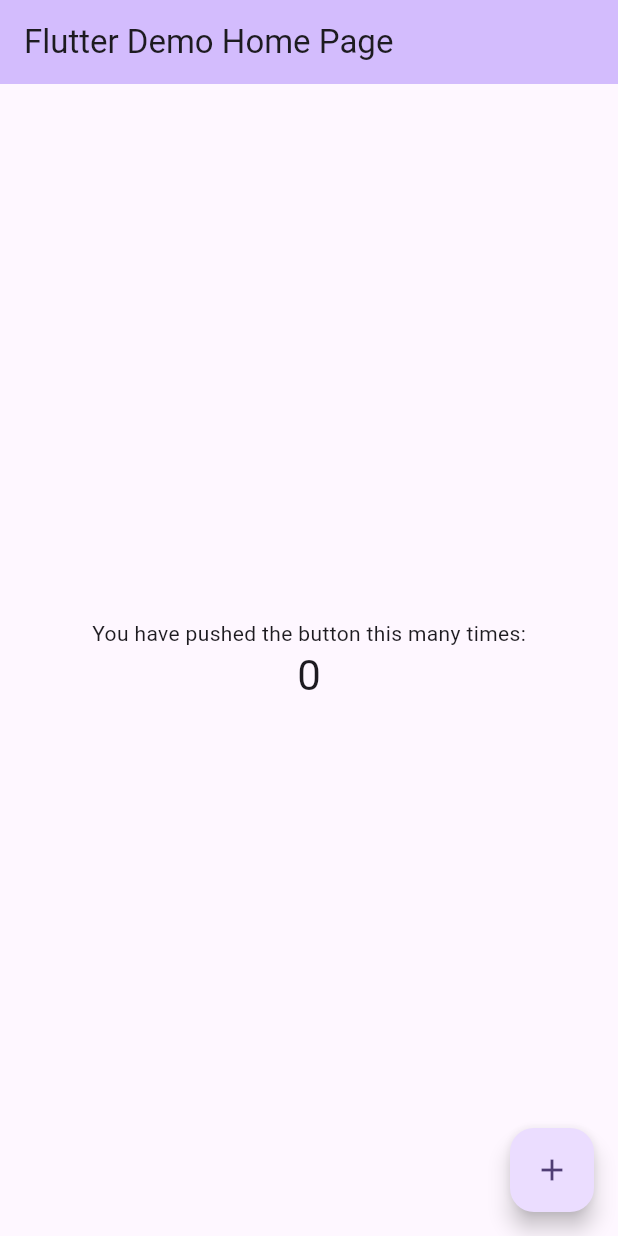
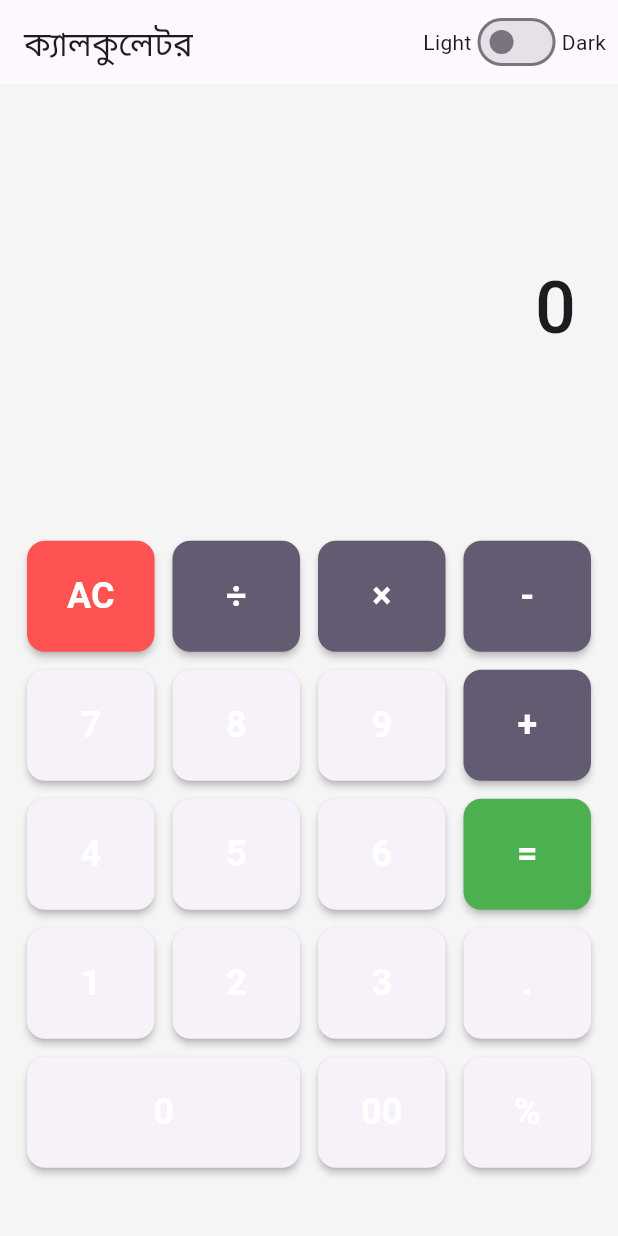
Before and after one commit to junayed-hassan/AssignmentForModule12, a Flutter app: the screen it shows after launch, on a phone screen of 412 x 824 dp. Run offline on Flutter 3.47's test engine with Material 3 defaults, Android fonts, the phone set to English and light mode, and no system bars; our stand-ins replace shared_preferences.

Commit message:
Flutter Calculator App

```diff
--- a/lib/main.dart
+++ b/lib/main.dart
@@ -1,122 +1,358 @@
 import 'package:flutter/material.dart';
+import 'package:shared_preferences/shared_preferences.dart';
 
-void main() {
-  runApp(const MyApp());
+void main() async {
+  WidgetsFlutterBinding.ensureInitialized();
+  final prefs = await SharedPreferences.getInstance();
+  final savedDark = prefs.getBool('isDark') ?? false;
+  runApp(CalculatorApp(initialDark: savedDark));
 }
 
-class MyApp extends StatelessWidget {
-  const MyApp({super.key});
+class CalculatorApp extends StatefulWidget {
+  final bool initialDark;
+  const CalculatorApp({Key? key, required this.initialDark}) : super(key: key);
 
-  // This widget is the root of your application.
+  @override
+  State<CalculatorApp> createState() => _CalculatorAppState();
+}
+
+class _CalculatorAppState extends State<CalculatorApp> {
+  late bool _isDark;
+
+  @override
+  void initState() {
+    super.initState();
+    _isDark = widget.initialDark;
+  }
+
+  void _toggleTheme(bool value) async {
+    setState(() => _isDark = value);
+    final prefs = await SharedPreferences.getInstance();
+    await prefs.setBool('isDark', _isDark);
+  }
+
   @override
   Widget build(BuildContext context) {
     return MaterialApp(
-      title: 'Flutter Demo',
+      debugShowCheckedModeBanner: false,
+      title: 'Flutter Calculator',
+      themeMode: _isDark ? ThemeMode.dark : ThemeMode.light,
       theme: ThemeData(
-        // This is the theme of your application.
-        //
-        // TRY THIS: Try running your application with "flutter run". You'll see
-        // the application has a purple toolbar. Then, without quitting the app,
-        // try changing the seedColor in the colorScheme below to Colors.green
-        // and then invoke "hot reload" (save your changes or press the "hot
-        // reload" button in a Flutter-supported IDE, or press "r" if you used
-        // the command line to start the app).
-        //
-        // Notice that the counter didn't reset back to zero; the application
-        // state is not lost during the reload. To reset the state, use hot
-        // restart instead.
-        //
-        // This works for code too, not just values: Most code changes can be
-        // tested with just a hot reload.
-        colorScheme: ColorScheme.fromSeed(seedColor: Colors.deepPurple),
+        brightness: Brightness.light,
+        primarySwatch: Colors.indigo,
+        scaffoldBackgroundColor: Colors.grey[100],
       ),
-      home: const MyHomePage(title: 'Flutter Demo Home Page'),
+      darkTheme: ThemeData(
+        brightness: Brightness.dark,
+        primarySwatch: Colors.indigo,
+        scaffoldBackgroundColor: Colors.black,
+      ),
+      home: CalculatorPage(isDark: _isDark, onThemeChanged: _toggleTheme),
     );
   }
 }
 
-class MyHomePage extends StatefulWidget {
-  const MyHomePage({super.key, required this.title});
+class CalculatorPage extends StatefulWidget {
+  final bool isDark;
+  final ValueChanged<bool> onThemeChanged;
 
-  // This widget is the home page of your application. It is stateful, meaning
-  // that it has a State object (defined below) that contains fields that affect
-  // how it looks.
-
-  // This class is the configuration for the state. It holds the values (in this
-  // case the title) provided by the parent (in this case the App widget) and
-  // used by the build method of the State. Fields in a Widget subclass are
-  // always marked "final".
-
-  final String title;
+  const CalculatorPage({
+    Key? key,
+    required this.isDark,
+    required this.onThemeChanged,
+  }) : super(key: key);
 
   @override
-  State<MyHomePage> createState() => _MyHomePageState();
+  State<CalculatorPage> createState() => _CalculatorPageState();
 }
 
-class _MyHomePageState extends State<MyHomePage> {
-  int _counter = 0;
+class _CalculatorPageState extends State<CalculatorPage> {
+  String _display = '0';
+  String _lastPressed = '';
+  double? _firstOperand;
+  String? _operator;
+  bool _shouldClearDisplayOnNextDigit = false;
 
-  void _incrementCounter() {
+  static const List<String> operators = ['+', '-', '×', '÷'];
+
+  void _onDigitPressed(String digit) {
     setState(() {
-      // This call to setState tells the Flutter framework that something has
-      // changed in this State, which causes it to rerun the build method below
-      // so that the display can reflect the updated values. If we changed
-      // _counter without calling setState(), then the build method would not be
-      // called again, and so nothing would appear to happen.
-      _counter++;
+      if (_shouldClearDisplayOnNextDigit || _display == '0') {
+        _display = digit;
+        _shouldClearDisplayOnNextDigit = false;
+      } else {
+        _display += digit;
+      }
+      _lastPressed = 'digit';
     });
+  }
+
+  void _onDecimalPressed() {
+    setState(() {
+      if (_shouldClearDisplayOnNextDigit) {
+        _display = '0.';
+        _shouldClearDisplayOnNextDigit = false;
+        _lastPressed = '.';
+        return;
+      }
+      if (!_display.contains('.')) {
+        _display += '.';
+      }
+      _lastPressed = '.';
+    });
+  }
+
+  void _onAllClear() {
+    setState(() {
+      _display = '0';
+      _firstOperand = null;
+      _operator = null;
+      _lastPressed = '';
+      _shouldClearDisplayOnNextDigit = false;
+    });
+  }
+
+  void _onOperatorPressed(String op) {
+    setState(() {
+      // Prevent multiple operators in a row: if last was operator, replace it
+      if (_lastPressed == 'operator') {
+        _operator = op;
+        return;
+      }
+
+      // If there's an existing operator, compute first
+      if (_operator != null && _firstOperand != null) {
+        _compute();
+      } else {
+        _firstOperand = double.tryParse(_display);
+      }
+
+      _operator = op;
+      _shouldClearDisplayOnNextDigit = true;
+      _lastPressed = 'operator';
+    });
+  }
+
+  void _onEqualPressed() {
+    setState(() {
+      if (_operator == null || _firstOperand == null) return;
+      _compute();
+      _operator = null;
+      _firstOperand = null;
+      _lastPressed = 'equal';
+      _shouldClearDisplayOnNextDigit = true;
+    });
+  }
+
+  void _compute() {
+    final secondOperand = double.tryParse(_display) ?? 0;
+    double result = 0;
+    switch (_operator) {
+      case '+':
+        result = (_firstOperand ?? 0) + secondOperand;
+        break;
+      case '-':
+        result = (_firstOperand ?? 0) - secondOperand;
+        break;
+      case '×':
+        result = (_firstOperand ?? 0) * secondOperand;
+        break;
+      case '÷':
+        if (secondOperand == 0) {
+          _display = 'Error';
+          _firstOperand = null;
+          _operator = null;
+          _shouldClearDisplayOnNextDigit = true;
+          return;
+        }
+        result = (_firstOperand ?? 0) / secondOperand;
+        break;
+      default:
+        return;
+    }
+
+    // Format result: remove trailing .0 when possible
+    String text;
+    if (result % 1 == 0) {
+      text = result.toInt().toString();
+    } else {
+      // limit to reasonable decimal places
+      text = result.toStringAsPrecision(12);
+      // remove trailing zeros and possible trailing dot
+      text = double.parse(text).toString();
+    }
+
+    _display = text;
+    _firstOperand = double.tryParse(_display);
+  }
+
+  Widget _buildButton(
+    String label, {
+    double flex = 1,
+    Color? color,
+    VoidCallback? onTap,
+  }) {
+    final theme = Theme.of(context);
+    final isOperator = operators.contains(label) || label == '=';
+
+    return Expanded(
+      flex: flex.toInt(),
+      child: Padding(
+        padding: const EdgeInsets.all(6.0),
+        child: ElevatedButton(
+          style: ElevatedButton.styleFrom(
+            padding: const EdgeInsets.all(20),
+            shape: RoundedRectangleBorder(
+              borderRadius: BorderRadius.circular(12),
+            ),
+            backgroundColor:
+                color ?? (isOperator ? theme.colorScheme.secondary : null),
+            foregroundColor: theme.colorScheme.onPrimary,
+            elevation: 2,
+          ),
+          onPressed: onTap,
+          child: Text(
+            label,
+            style: const TextStyle(fontSize: 24, fontWeight: FontWeight.w600),
+          ),
+        ),
+      ),
+    );
   }
 
   @override
   Widget build(BuildContext context) {
-    // This method is rerun every time setState is called, for instance as done
-    // by the _incrementCounter method above.
-    //
-    // The Flutter framework has been optimized to make rerunning build methods
-    // fast, so that you can just rebuild anything that needs updating rather
-    // than having to individually change instances of widgets.
+    final media = MediaQuery.of(context);
+    final isPortrait = media.orientation == Orientation.portrait;
+
     return Scaffold(
       appBar: AppBar(
-        // TRY THIS: Try changing the color here to a specific color (to
-        // Colors.amber, perhaps?) and trigger a hot reload to see the AppBar
-        // change color while the other colors stay the same.
-        backgroundColor: Theme.of(context).colorScheme.inversePrimary,
-        // Here we take the value from the MyHomePage object that was created by
-        // the App.build method, and use it to set our appbar title.
-        title: Text(widget.title),
+        title: const Text('ক্যালকুলেটর'),
+        actions: [
+          Row(
+            children: [
+              const Text('Light'),
+              Switch(value: widget.isDark, onChanged: widget.onThemeChanged),
+              const Text('Dark'),
+              const SizedBox(width: 8),
+            ],
+          ),
+        ],
       ),
-      body: Center(
-        // Center is a layout widget. It takes a single child and positions it
-        // in the middle of the parent.
-        child: Column(
-          // Column is also a layout widget. It takes a list of children and
-          // arranges them vertically. By default, it sizes itself to fit its
-          // children horizontally, and tries to be as tall as its parent.
-          //
-          // Column has various properties to control how it sizes itself and
-          // how it positions its children. Here we use mainAxisAlignment to
-          // center the children vertically; the main axis here is the vertical
-          // axis because Columns are vertical (the cross axis would be
-          // horizontal).
-          //
-          // TRY THIS: Invoke "debug painting" (choose the "Toggle Debug Paint"
-          // action in the IDE, or press "p" in the console), to see the
-          // wireframe for each widget.
-          mainAxisAlignment: MainAxisAlignment.center,
-          children: <Widget>[
-            const Text('You have pushed the button this many times:'),
-            Text(
-              '$_counter',
-              style: Theme.of(context).textTheme.headlineMedium,
-            ),
-          ],
+      body: SafeArea(
+        child: Padding(
+          padding: const EdgeInsets.all(12.0),
+          child: Column(
+            children: [
+              Expanded(
+                flex: isPortrait ? 3 : 2,
+                child: Container(
+                  width: double.infinity,
+                  padding: const EdgeInsets.symmetric(
+                    horizontal: 16,
+                    vertical: 24,
+                  ),
+                  decoration: BoxDecoration(
+                    borderRadius: BorderRadius.circular(12),
+                  ),
+                  child: Column(
+                    crossAxisAlignment: CrossAxisAlignment.end,
+                    mainAxisAlignment: MainAxisAlignment.center,
+                    children: [
+                      SingleChildScrollView(
+                        scrollDirection: Axis.horizontal,
+                        reverse: true,
+                        child: Text(
+                          _display,
+                          style: TextStyle(
+                            fontSize: 48,
+                            fontWeight: FontWeight.w500,
+                          ),
+                          maxLines: 1,
+                        ),
+                      ),
+                    ],
+                  ),
+                ),
+              ),
+              const SizedBox(height: 12),
+              Expanded(
+                flex: 5,
+                child: Column(
+                  children: [
+                    Row(
+                      children: [
+                        _buildButton(
+                          'AC',
+                          onTap: _onAllClear,
+                          color: Colors.redAccent,
+                        ),
+                        _buildButton('÷', onTap: () => _onOperatorPressed('÷')),
+                        _buildButton('×', onTap: () => _onOperatorPressed('×')),
+                        _buildButton('-', onTap: () => _onOperatorPressed('-')),
+                      ],
+                    ),
+                    Row(
+                      children: [
+                        _buildButton('7', onTap: () => _onDigitPressed('7')),
+                        _buildButton('8', onTap: () => _onDigitPressed('8')),
+                        _buildButton('9', onTap: () => _onDigitPressed('9')),
+                        _buildButton('+', onTap: () => _onOperatorPressed('+')),
+                      ],
+                    ),
+                    Row(
+                      children: [
+                        _buildButton('4', onTap: () => _onDigitPressed('4')),
+                        _buildButton('5', onTap: () => _onDigitPressed('5')),
+                        _buildButton('6', onTap: () => _onDigitPressed('6')),
+                        _buildButton(
+                          '=',
+                          onTap: _onEqualPressed,
+                          color: Colors.green,
+                        ),
+                      ],
+                    ),
+                    Row(
+                      children: [
+                        _buildButton('1', onTap: () => _onDigitPressed('1')),
+                        _buildButton('2', onTap: () => _onDigitPressed('2')),
+                        _buildButton('3', onTap: () => _onDigitPressed('3')),
+                        _buildButton('.', onTap: _onDecimalPressed),
+                      ],
+                    ),
+                    Row(
+                      children: [
+                        _buildButton(
+                          '0',
+                          flex: 2,
+                          onTap: () => _onDigitPressed('0'),
+                        ),
+                        _buildButton('00', onTap: () => _onDigitPressed('00')),
+                        _buildButton('%', onTap: _onPercentPressed),
+                      ],
+                    ),
+                  ],
+                ),
+              ),
+            ],
+          ),
         ),
       ),
-      floatingActionButton: FloatingActionButton(
-        onPressed: _incrementCounter,
-        tooltip: 'Increment',
-        child: const Icon(Icons.add),
-      ), // This trailing comma makes auto-formatting nicer for build methods.
     );
   }
+
+  void _onPercentPressed() {
+    setState(() {
+      final value = double.tryParse(_display) ?? 0;
+      final result = value / 100;
+      // format
+      if (result % 1 == 0) {
+        _display = result.toInt().toString();
+      } else {
+        _display = double.parse(result.toStringAsPrecision(12)).toString();
+      }
+      _shouldClearDisplayOnNextDigit = true;
+      _lastPressed = '%';
+    });
+  }
 }
--- a/pubspec.yaml
+++ b/pubspec.yaml
@@ -30,6 +30,8 @@ environment:
 dependencies:
   flutter:
     sdk: flutter
+  shared_preferences: ^2.0.15
+
 
   # The following adds the Cupertino Icons font to your application.
   # Use with the CupertinoIcons class for iOS style icons.
```
Also changed, not shown: lib/AssignmentForModule12.dart (added), pubspec.lock, 2 other files.
